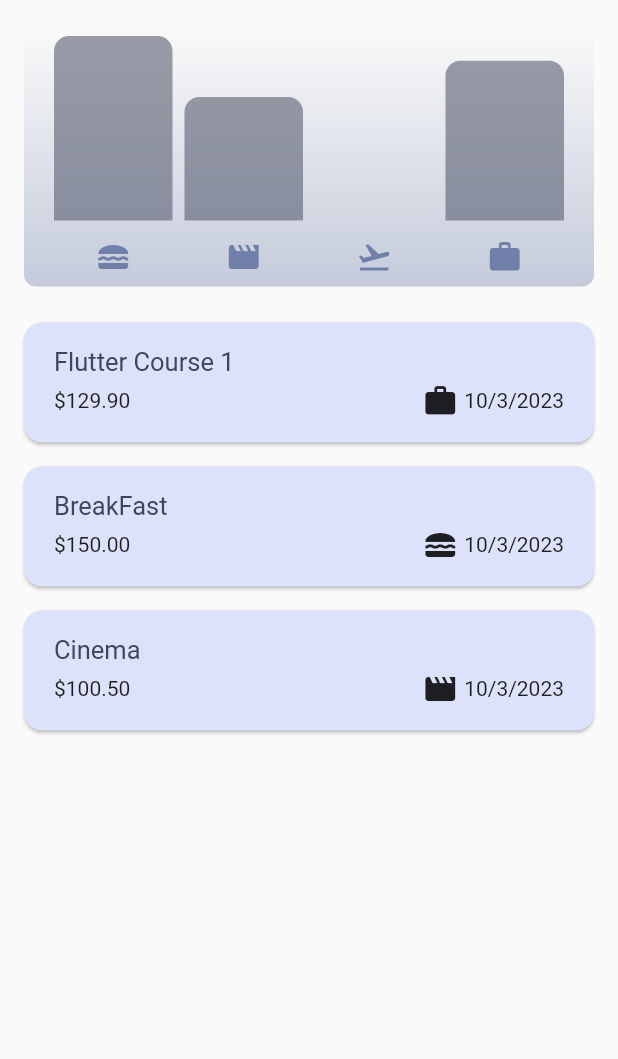
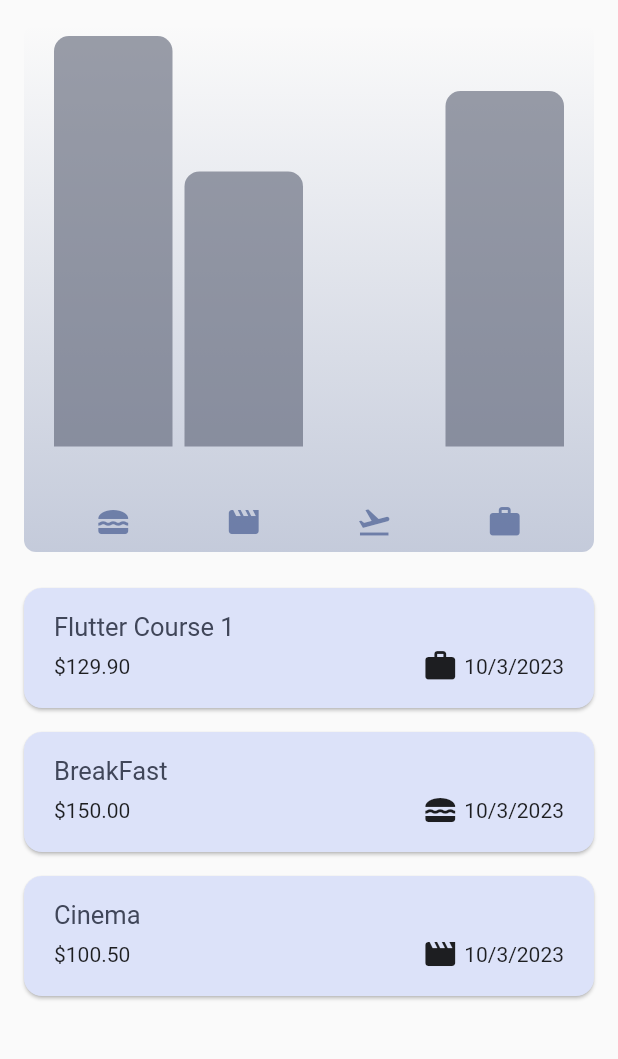
Before and after one commit to Abdulkader-Safi/ExpenceTrackingProject, a Flutter app: the screen it shows after launch, on a phone screen of 412 x 824 dp, the part 84-1143 px from its top. Run offline on Flutter 3.47's test engine with Material 2 defaults, Android fonts, the light colour scheme and no system bars.

Commit message:
working on responsive desgin

```diff
--- a/lib/widgets/chart/chart.dart
+++ b/lib/widgets/chart/chart.dart
@@ -35,11 +35,13 @@ class Chart extends StatelessWidget {
     final bool isDarkMode =
         MediaQuery.of(context).platformBrightness == Brightness.dark;
 
+    return LayoutBuilder(
+      builder: (ctx, constraint) {
         return Container(
           margin: const EdgeInsets.all(16),
           padding: const EdgeInsets.symmetric(horizontal: 16, vertical: 8),
           width: double.infinity,
-      height: 175,
+          height: constraint.maxHeight * 0.2,
           decoration: BoxDecoration(
             borderRadius: BorderRadius.circular(8),
             gradient: LinearGradient(
@@ -66,7 +68,7 @@ class Chart extends StatelessWidget {
                   ],
                 ),
               ),
-          const SizedBox(height: 12),
+              SizedBox(height: constraint.maxHeight * 0.1),
               Row(
                 children: buckets
                     .map(
@@ -85,9 +87,12 @@ class Chart extends StatelessWidget {
                         ),
                       ),
                     )
-                  .toList()),
+                    .toList(),
+              ),
             ],
           ),
         );
+      },
+    );
   }
 }
--- a/lib/widgets/expenses.dart
+++ b/lib/widgets/expenses.dart
@@ -47,6 +47,8 @@ class _ExpensesState extends State<Expenses> {
 
   @override
   Widget build(BuildContext context) {
+    // var _width= MediaQuery
+
     Widget mainContent = const Center(
       child: Text('No expenses recorded yet. Start adding some!'),
     );
@@ -78,7 +80,11 @@ class _ExpensesState extends State<Expenses> {
         child: Column(
           mainAxisAlignment: MainAxisAlignment.center,
           children: [
-            Chart(expenses: _registerExpanses),
+            Expanded(
+              child: Chart(
+                expenses: _registerExpanses,
+              ),
+            ),
             Expanded(
               child: mainContent,
             ),
```
Lines whose indentation alone changed are shown as unchanged.
